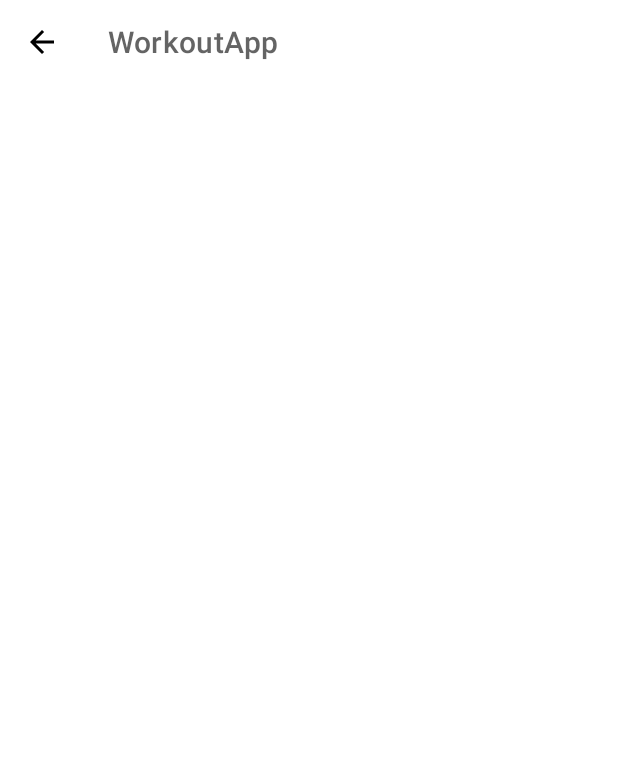
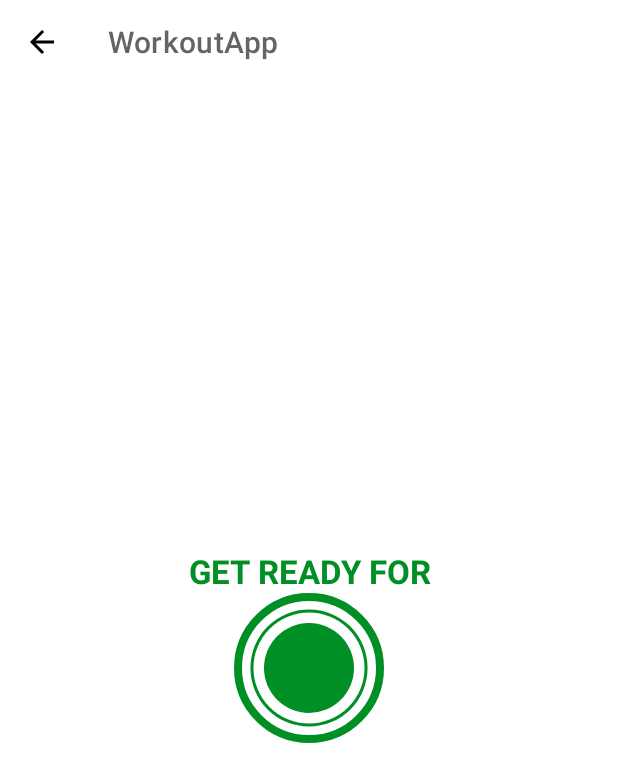
Before and after one commit to BrooitsFeiskJR/Workout-App, an Android app: the ExerciseActivity screen opened directly, with no data from a screen before it, on a phone screen of 412 x 824 dp. Shown: the top 782 px of the screen. Run offline under Robolectric (Android 15) with nearby library versions, the phone set to English and light mode, and no system bars.

Commit message:
Implementing Custom UI Elements For A PRogressbar To Tick Counterclock wise

```diff
--- /dev/null
+++ b/app/src/main/res/drawable/circular_progress_bar.xml
@@ -0,0 +1,13 @@
+<?xml version="1.0" encoding="utf-8"?>
+<layer-list xmlns:android="http://schemas.android.com/apk/res/android">
+    <item>
+        <shape
+            android:innerRadiusRatio="2.7"
+            android:shape="ring"
+            android:thicknessRatio="50.0"
+            android:useLevel="true"
+            >
+                <solid android:color="@color/colorAccent" />
+        </shape>
+    </item>
+</layer-list>
--- /dev/null
+++ b/app/src/main/res/drawable/circular_progress_gray.xml
@@ -0,0 +1,13 @@
+<?xml version="1.0" encoding="utf-8"?>
+<layer-list xmlns:android="http://schemas.android.com/apk/res/android">
+    <item>
+        <shape
+            android:innerRadiusRatio="2.7"
+            android:shape="ring"
+            android:thicknessRatio="50.0"
+            android:useLevel="true"
+            >
+                <solid android:color="@color/colorLightGrey" />
+        </shape>
+    </item>
+</layer-list>
--- /dev/null
+++ b/app/src/main/res/drawable/item_circular_color_accent_background.xml
@@ -0,0 +1,5 @@
+<?xml version="1.0" encoding="utf-8"?>
+<shape xmlns:android="http://schemas.android.com/apk/res/android"
+    android:shape="oval">
+    <solid android:color="@color/colorAccent" />
+</shape>
--- a/app/src/main/res/layout/activity_exercise.xml
+++ b/app/src/main/res/layout/activity_exercise.xml
@@ -1,5 +1,5 @@
 <?xml version="1.0" encoding="utf-8"?>
-<RelativeLayout xmlns:android="http://schemas.android.com/apk/res/android"
+<androidx.constraintlayout.widget.ConstraintLayout xmlns:android="http://schemas.android.com/apk/res/android"
     xmlns:app="http://schemas.android.com/apk/res-auto"
     xmlns:tools="http://schemas.android.com/tools"
     android:layout_width="match_parent"
@@ -8,10 +8,69 @@
 
     <androidx.appcompat.widget.Toolbar
         android:id="@+id/toolbarExercise"
+        app:layout_constraintTop_toTopOf="parent"
         android:layout_width="match_parent"
         android:theme="@style/ToolbarTheme"
         android:layout_height="?android:attr/actionBarSize"
         android:background="@color/white"
         app:titleTextColor="@color/colorPrimary"
         />
-</RelativeLayout>
+
+    <TextView
+        android:id="@+id/tvTitle"
+        android:layout_width="match_parent"
+        android:layout_height="wrap_content"
+        android:gravity="center"
+        android:text="@string/get_ready"
+        android:textColor="@color/colorAccent"
+        android:textSize="@dimen/default_button_text_size"
+        android:textStyle="bold"
+        app:layout_constraintEnd_toEndOf="parent"
+        app:layout_constraintHorizontal_bias="0.0"
+        app:layout_constraintStart_toStartOf="parent"
+        app:layout_constraintBottom_toTopOf="@+id/flProgressBar" />
+
+    <FrameLayout
+        android:id="@+id/flProgressBar"
+        android:layout_width="100dp"
+        android:layout_height="100dp"
+        android:layout_marginTop="10dp"
+        android:background="@drawable/item_ciruclar_color_accent_border"
+        app:layout_constraintBottom_toBottomOf="parent"
+        app:layout_constraintEnd_toEndOf="parent"
+        app:layout_constraintStart_toStartOf="parent"
+        app:layout_constraintTop_toBottomOf="@+id/toolbarExercise"
+        >
+
+        <ProgressBar
+            android:id="@+id/progressBar"
+            style="?android:attr/progressBarStyleHorizontal"
+            android:layout_width="100dp"
+            android:layout_height="match_parent"
+            android:layout_gravity="center"
+            android:background="@drawable/circular_progress_gray"
+            android:indeterminate="false"
+            android:max="10"
+            android:progress="100"
+            android:progressDrawable="@drawable/circular_progress_bar"
+            android:rotation="-90" />
+
+            <LinearLayout
+                android:layout_width="60dp"
+                android:layout_height="60dp"
+                android:layout_gravity="center"
+                android:background="@drawable/item_circular_color_accent_background"
+                android:gravity="center"
+                >
+                <TextView
+                    android:id="@+id/tvTimer"
+                    android:layout_width="wrap_content"
+                    android:layout_height="wrap_content"
+                    android:textColor="@color/white"
+                    android:textSize="25sp"
+                    android:textStyle="bold"
+                    tools:text="10"
+                    />
+            </LinearLayout>
+    </FrameLayout>
+</androidx.constraintlayout.widget.ConstraintLayout>
--- a/app/src/main/res/values/strings.xml
+++ b/app/src/main/res/values/strings.xml
@@ -2,4 +2,5 @@
     <string name="app_name">WorkoutApp</string>
     <string name="start">START</string>
     <string name="image_description">start image</string>
+    <string name="get_ready">GET READY FOR</string>
 </resources>
```
